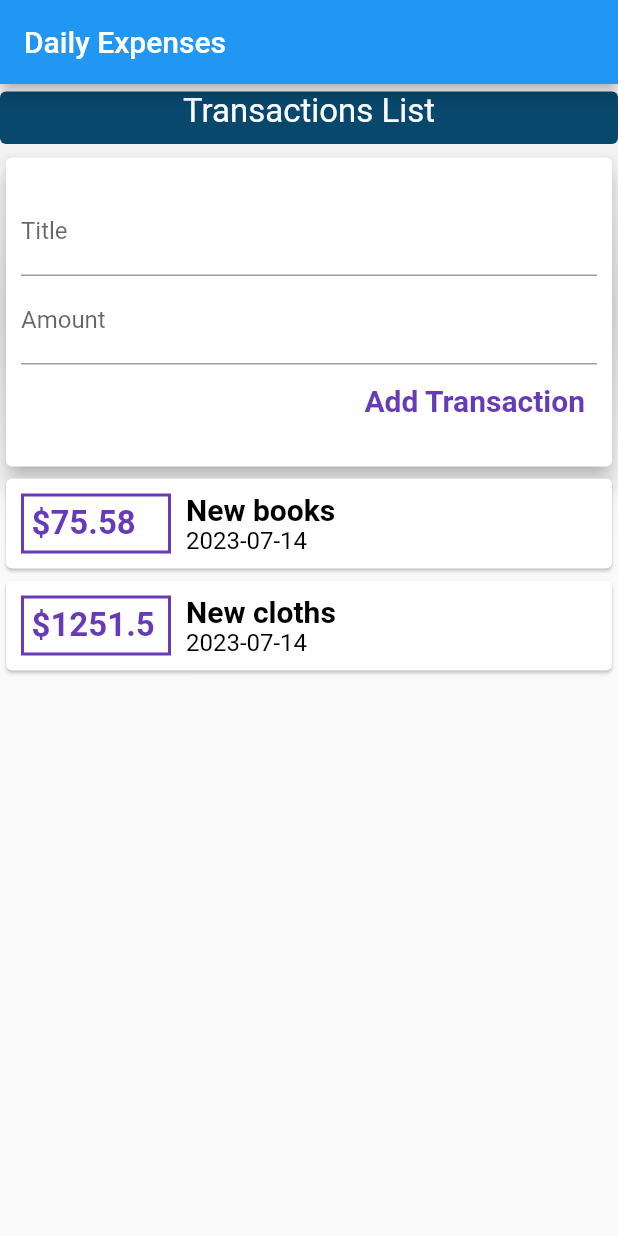
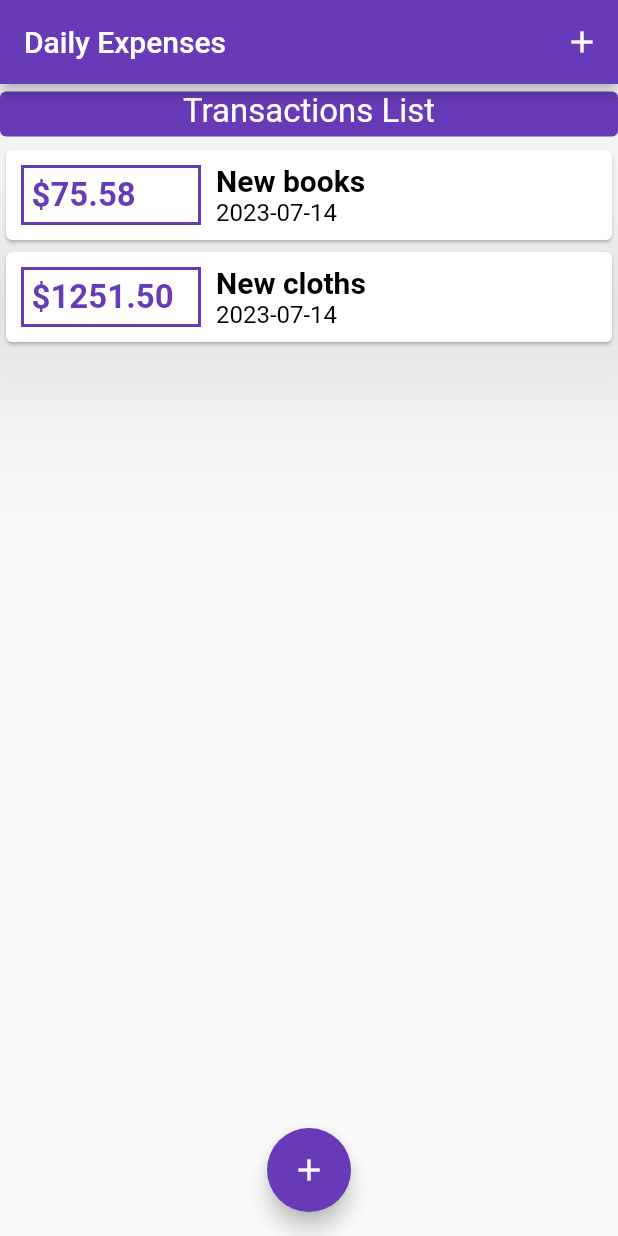
Before and after one commit to RasikaRD/ExpensesApp, a Flutter app: the screen it shows after launch, on a phone screen of 412 x 824 dp. Run offline on Flutter 3.47's test engine with Material 2 defaults, Android fonts, the phone set to English and light mode, and no system bars.

Commit message:
show Modal Bottom sheet to add new transaction

```diff
--- a/lib/main.dart
+++ b/lib/main.dart
@@ -1,38 +1,84 @@
-import './widgets/user_transaction.dart';
 import 'package:flutter/material.dart';
 
-void main() => runApp(MyHomePage());
+import './widgets/transaction_list.dart';
+import './widgets/new_transaction.dart';
+import './models/transaction.dart';
 
-// ignore: must_be_immutable
-class MyHomePage extends StatelessWidget {
-  // late String titleInput;
-  // late String amountInput;
-  final titleController = TextEditingController();
-  final amountController = TextEditingController();
+void main() => runApp(const MyHomePage());
 
-  MyHomePage({super.key});
+class MyHomePage extends StatefulWidget {
+  const MyHomePage({super.key});
+
+  @override
+  // ignore: library_private_types_in_public_api
+  _MyHomePageState createState() => _MyHomePageState();
+}
+
+class _MyHomePageState extends State<MyHomePage> {
+  final List<Transaction> _userTransaction = [
+    Transaction(
+        id: 't1', amount: 75.58, date: DateTime.now(), title: 'New books'),
+    Transaction(
+        id: 't2', amount: 1251.5, date: DateTime.now(), title: 'New cloths'),
+  ];
+  void _addNewTransaction(String txTitle, double txAmount) {
+    final newtx = Transaction(
+      id: DateTime.now().toString(),
+      amount: txAmount,
+      date: DateTime.now(),
+      title: txTitle,
+    );
+    setState(() {
+      _userTransaction.add(newtx);
+    });
+  }
+
+  void _startAddNewTransaction(BuildContext ctx) {
+    showModalBottomSheet(
+      context: ctx,
+      builder: (_) {
+        return GestureDetector(
+          onTap: (){},
+          behavior: HitTestBehavior.opaque,
+          child: NewTransaction(_addNewTransaction),
+        );
+      },
+    );
+  }
 
   @override
   Widget build(BuildContext context) {
     return MaterialApp(
       title: 'Daily Expenses',
+      theme: ThemeData(
+        primarySwatch: Colors.deepPurple,
+      ),
       home: Scaffold(
         appBar: AppBar(
           title: const Text('Daily Expenses'),
+          actions: <Widget>[
+            Builder(
+              builder: (BuildContext context) {
+                return IconButton(
+                    onPressed: () => _startAddNewTransaction(context),
+                    icon: const Icon(Icons.add));
+              }
+            )
+          ],
         ),
         body: SingleChildScrollView(
           child: Column(
             // mainAxisAlignment: MainAxisAlignment.spaceEvenly,
             crossAxisAlignment: CrossAxisAlignment.start,
-              children: const <Widget>[
-                SizedBox(
+            children: <Widget>[
+               const SizedBox(
                 width: double.infinity,
-                  height: 45,
+                height: 40,
                 child: Card(
-                    color: Color.fromARGB(255, 8, 72, 109),
+                  color: Colors.deepPurple,
                   elevation: 65,
-                    margin: EdgeInsets.symmetric(vertical: 5),
-                    child: Text(
+                  margin:  EdgeInsets.symmetric(vertical: 5),
+                  child:  Text(
                     "Transactions List",
                     textAlign: TextAlign.center,
                     style: TextStyle(
@@ -43,10 +89,20 @@
                   ),
                 ),
               ),
-               UserTransaction(),
+              TransactionList(_userTransaction),
             ],
           ),
-          )),
+        ),
+        floatingActionButtonLocation: FloatingActionButtonLocation.centerFloat,
+        floatingActionButton: Builder(
+          builder:(BuildContext context) {
+          return FloatingActionButton(
+          onPressed: () => _startAddNewTransaction(context),
+          child: const Icon(Icons.add),
+        );
+        },
+      ),
+    ),
     );
   }
 }
--- a/lib/widgets/transaction_list.dart
+++ b/lib/widgets/transaction_list.dart
@@ -4,7 +4,7 @@
 
 class TransactionList extends StatelessWidget {
   final List<Transaction> transaction;
-  const TransactionList(this.transaction);
+  const TransactionList(this.transaction, {super.key});
 
   @override
   Widget build(BuildContext context) {
@@ -16,7 +16,7 @@
             child: Row(
               children: <Widget>[
                 Container(
-                  width: 100,
+                  width: 120,
                   margin: const EdgeInsets.symmetric(
                     vertical: 10,
                     horizontal: 10,
@@ -24,15 +24,15 @@
                   padding: const EdgeInsets.all(5),
                   decoration: BoxDecoration(
                       border: Border.all(
-                    color: Colors.deepPurple,
+                    color: Theme.of(context).primaryColor,
                     width: 2,
                   )),
                   child: Text(
-                    '\$${transaction[index].amount}',
-                    style: const TextStyle(
+                    '\$${transaction[index].amount.toStringAsFixed(2)}',
+                    style: TextStyle(
                         fontSize: 22,
                         fontWeight: FontWeight.bold,
-                        color: Colors.deepPurple),
+                        color: Theme.of(context).primaryColor,),
                   ),
                 ),
                 Column(
--- a/lib/widgets/user_transaction.dart
+++ /dev/null
@@ -1,41 +0,0 @@
-import 'package:flutter/material.dart';
-import 'new_transaction.dart';
-import 'transaction_list.dart';
-import '../models/transaction.dart';
-
-class UserTransaction extends StatefulWidget {
-  const UserTransaction({super.key});
-
-  @override
-  State<UserTransaction> createState() => _UserTransactionState();
-}
-
-class _UserTransactionState extends State<UserTransaction> {
-  final List<Transaction> _userTransaction = [
-    Transaction(
-        id: 't1', amount: 75.58, date: DateTime.now(), title: 'New books'),
-    Transaction(
-        id: 't2', amount: 1251.5, date: DateTime.now(), title: 'New cloths'),
-  ];
-  void _addNewTransaction(String txTitle, double txAmount) {
-    final newtx = Transaction(
-      id: DateTime.now().toString(),
-      amount: txAmount,
-      date: DateTime.now(),
-      title: txTitle,
-    );
-    setState(() {
-      _userTransaction.add(newtx);
-    });
-  }
-
-  @override
-  Widget build(BuildContext context) {
-    return Column(
-      children: <Widget>[
-        NewTransaction(_addNewTransaction),
-        TransactionList(_userTransaction),
-      ],
-    );
-  }
-}
```
Also changed, not shown: lib/widgets/new_transaction.dart (+27 -6 lines). Lines whose indentation alone changed are shown as unchanged.
